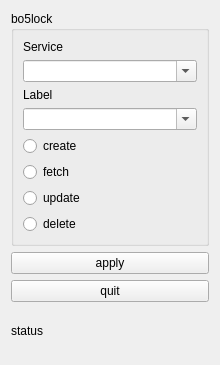
First picture: the form in bo5lock.ui, repository omarboukhris/bo5lock, before the edit.
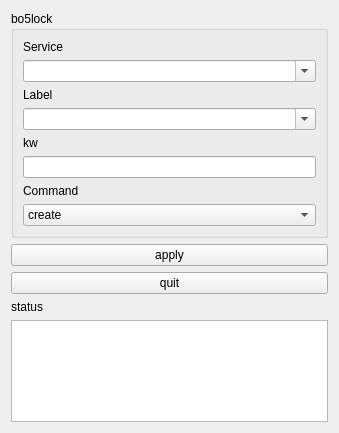
Second picture: the form after the edit.

What changed in the file:
```diff
--- a/bo5lock.ui
+++ b/bo5lock.ui
@@ -6,8 +6,8 @@
    <rect>
     <x>0</x>
     <y>0</y>
-    <width>220</width>
-    <height>365</height>
+    <width>339</width>
+    <height>433</height>
    </rect>
   </property>
   <property name="windowTitle">
@@ -20,31 +20,10 @@
       <string>bo5lock</string>
      </property>
      <layout class="QGridLayout" name="gridLayout">
-      <item row="6" column="0">
-       <widget class="QRadioButton" name="update_radioButton">
-        <property name="text">
-         <string>update</string>
-        </property>
-       </widget>
-      </item>
-      <item row="7" column="0">
-       <widget class="QRadioButton" name="delete_radioButton">
-        <property name="text">
-         <string>delete</string>
-        </property>
-       </widget>
-      </item>
-      <item row="4" column="0">
-       <widget class="QRadioButton" name="create_radioButton">
-        <property name="text">
-         <string>create</string>
-        </property>
-       </widget>
-      </item>
-      <item row="2" column="0">
-       <widget class="QLabel" name="login_label">
-        <property name="text">
-         <string>Label</string>
+      <item row="5" column="0">
+       <widget class="QLineEdit" name="kw_lineEdit">
+        <property name="echoMode">
+         <enum>QLineEdit::Password</enum>
         </property>
        </widget>
       </item>
@@ -55,6 +34,20 @@
         </property>
        </widget>
       </item>
+      <item row="6" column="0">
+       <widget class="QLabel" name="label">
+        <property name="text">
+         <string>Command</string>
+        </property>
+       </widget>
+      </item>
+      <item row="3" column="0">
+       <widget class="QComboBox" name="label_comboBox">
+        <property name="editable">
+         <bool>true</bool>
+        </property>
+       </widget>
+      </item>
       <item row="0" column="0">
        <widget class="QLabel" name="service_label">
         <property name="text">
@@ -62,17 +55,46 @@
         </property>
        </widget>
       </item>
-      <item row="5" column="0">
-       <widget class="QRadioButton" name="fetch_radioButton">
+      <item row="7" column="0">
+       <widget class="QComboBox" name="cmd_comboBox">
+        <item>
+         <property name="text">
+          <string>create</string>
+         </property>
+        </item>
+        <item>
+         <property name="text">
+          <string>fetch</string>
+         </property>
+        </item>
+        <item>
+         <property name="text">
+          <string>update</string>
+         </property>
+        </item>
+        <item>
+         <property name="text">
+          <string>delete</string>
+         </property>
+        </item>
+        <item>
+         <property name="text">
+          <string>list</string>
+         </property>
+        </item>
+       </widget>
+      </item>
+      <item row="2" column="0">
+       <widget class="QLabel" name="login_label">
         <property name="text">
-         <string>fetch</string>
+         <string>Label</string>
         </property>
        </widget>
       </item>
-      <item row="3" column="0">
-       <widget class="QComboBox" name="label_comboBox">
-        <property name="editable">
-         <bool>true</bool>
+      <item row="4" column="0">
+       <widget class="QLabel" name="label_2">
+        <property name="text">
+         <string>kw</string>
         </property>
        </widget>
       </item>
@@ -100,6 +122,16 @@
      </property>
     </widget>
    </item>
+   <item row="4" column="0">
+    <widget class="QTextEdit" name="status_textEdit">
+     <property name="enabled">
+      <bool>true</bool>
+     </property>
+     <property name="readOnly">
+      <bool>true</bool>
+     </property>
+    </widget>
+   </item>
   </layout>
  </widget>
  <tabstops>
```
Left out of the diff: 11 changed lines with no effect on the pictures.
